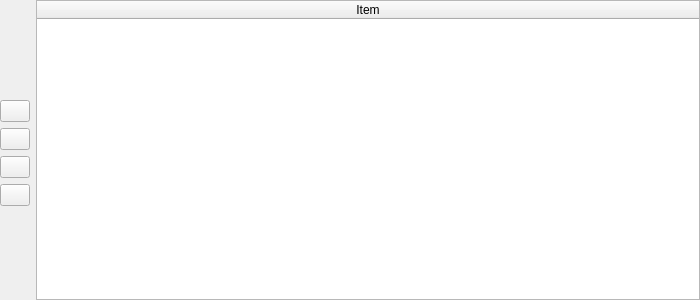
Old version of the form gui/CustomWidgets/OrderedPropertyWidgets/orderedStructureWidget.ui in the repository dsgoficial/DsgTools.
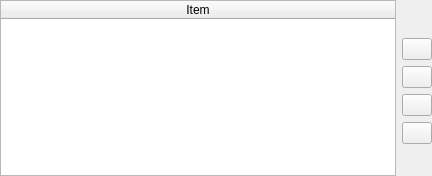
New version of the form. Icons and pictures are not drawn.

```diff
--- a/gui/CustomWidgets/OrderedPropertyWidgets/orderedStructureWidget.ui
+++ b/gui/CustomWidgets/OrderedPropertyWidgets/orderedStructureWidget.ui
@@ -6,8 +6,8 @@
    <rect>
     <x>0</x>
     <y>0</y>
-    <width>700</width>
-    <height>300</height>
+    <width>432</width>
+    <height>176</height>
    </rect>
   </property>
   <property name="sizePolicy">
@@ -18,8 +18,8 @@
   </property>
   <property name="minimumSize">
    <size>
-    <width>700</width>
-    <height>300</height>
+    <width>0</width>
+    <height>0</height>
    </size>
   </property>
   <property name="windowTitle">
@@ -31,20 +31,7 @@
    </property>
    <item row="0" column="0">
     <layout class="QGridLayout" name="gridLayout">
-     <item row="0" column="0">
-      <spacer name="verticalSpacer">
-       <property name="orientation">
-        <enum>Qt::Vertical</enum>
-       </property>
-       <property name="sizeHint" stdset="0">
-        <size>
-         <width>20</width>
-         <height>40</height>
-        </size>
-       </property>
-      </spacer>
-     </item>
-     <item row="0" column="1" rowspan="3">
+     <item row="0" column="0" rowspan="3">
       <widget class="QTableWidget" name="tableWidget">
        <property name="selectionMode">
         <enum>QAbstractItemView::ContiguousSelection</enum>
@@ -62,7 +49,20 @@
        </column>
       </widget>
      </item>
-     <item row="1" column="0">
+     <item row="0" column="1">
+      <spacer name="verticalSpacer">
+       <property name="orientation">
+        <enum>Qt::Vertical</enum>
+       </property>
+       <property name="sizeHint" stdset="0">
+        <size>
+         <width>20</width>
+         <height>40</height>
+        </size>
+       </property>
+      </spacer>
+     </item>
+     <item row="1" column="1">
       <layout class="QVBoxLayout" name="verticalLayout">
        <item>
         <widget class="QPushButton" name="moveRuleUpPushButton">
@@ -170,7 +170,7 @@
        </item>
       </layout>
      </item>
-     <item row="2" column="0">
+     <item row="2" column="1">
       <spacer name="verticalSpacer_2">
        <property name="orientation">
         <enum>Qt::Vertical</enum>
```
